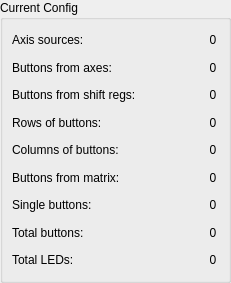
The window that src/widgets/pins/currentconfig.ui (FreeJoy-Team/FreeJoyConfiguratorQt) describes before a commit, drawn with Qt 5.
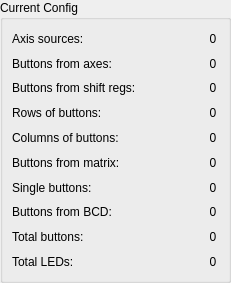
The same window after the commit.

```diff
--- a/src/widgets/pins/currentconfig.ui
+++ b/src/widgets/pins/currentconfig.ui
@@ -32,6 +32,17 @@
       <string>Current Config</string>
      </property>
      <layout class="QGridLayout" name="gridLayout_2" columnstretch="1,0">
+      <item row="7" column="0">
+       <widget class="QLabel" name="text_BcdButtons">
+        <property name="text"><string>Buttons from BCD:</string></property>
+       </widget>
+      </item>
+      <item row="7" column="1">
+       <widget class="QLabel" name="label_BcdButtons">
+        <property name="text"><string notr="true">0</string></property>
+        <property name="alignment"><set>Qt::AlignCenter</set></property>
+       </widget>
+      </item>
       <property name="leftMargin">
        <number>9</number>
       </property>
@@ -100,7 +111,7 @@
         </property>
        </widget>
       </item>
-      <item row="8" column="0">
+      <item row="9" column="0">
        <widget class="QLabel" name="text_TotalLEDs">
         <property name="text">
          <string>Total LEDs:</string>
@@ -120,7 +131,7 @@
         </property>
        </widget>
       </item>
-      <item row="7" column="0">
+      <item row="8" column="0">
        <widget class="QLabel" name="text_TotalButtons">
         <property name="text">
          <string>Total buttons:</string>
@@ -196,7 +207,7 @@
         </property>
        </widget>
       </item>
-      <item row="8" column="1">
+      <item row="9" column="1">
        <widget class="QLabel" name="label_TotalLEDs">
         <property name="sizePolicy">
          <sizepolicy hsizetype="Preferred" vsizetype="Preferred">
@@ -228,7 +239,7 @@
         </property>
        </widget>
       </item>
-      <item row="7" column="1">
+      <item row="8" column="1">
        <widget class="QLabel" name="label_TotalButtons">
         <property name="sizePolicy">
          <sizepolicy hsizetype="Preferred" vsizetype="Preferred">
```
